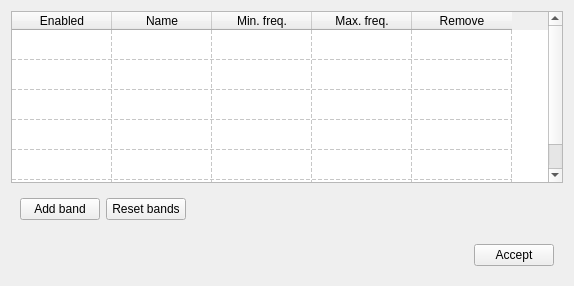
Above: bands_table.ui from medusabci/medusa-analyzer before the change. Below: the same form after it.
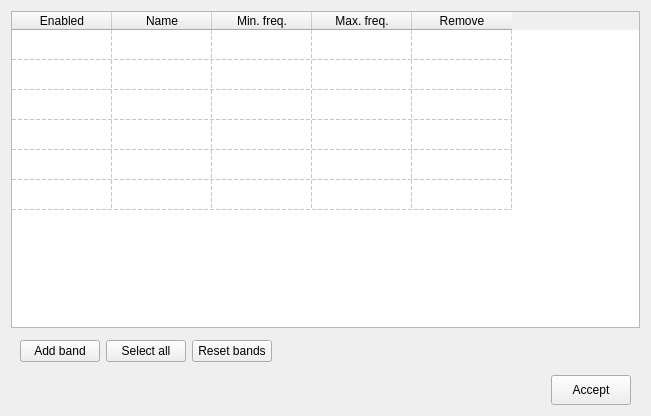
That is the form after the change.

Commit message: Update comments and structure

What changed in the file:
```diff
--- a/bands_table.ui
+++ b/bands_table.ui
@@ -6,8 +6,8 @@
    <rect>
     <x>0</x>
     <y>0</y>
-    <width>574</width>
-    <height>286</height>
+    <width>651</width>
+    <height>416</height>
    </rect>
   </property>
   <property name="windowTitle">
@@ -104,7 +104,31 @@
    </item>
    <item>
     <widget class="QWidget" name="buttonContainerTop" native="true">
+     <property name="sizePolicy">
+      <sizepolicy hsizetype="Preferred" vsizetype="Fixed">
+       <horstretch>0</horstretch>
+       <verstretch>0</verstretch>
+      </sizepolicy>
+     </property>
+     <property name="minimumSize">
+      <size>
+       <width>0</width>
+       <height>35</height>
+      </size>
+     </property>
+     <property name="maximumSize">
+      <size>
+       <width>16777215</width>
+       <height>35</height>
+      </size>
+     </property>
      <layout class="QHBoxLayout" name="horizontalLayout">
+      <property name="topMargin">
+       <number>0</number>
+      </property>
+      <property name="bottomMargin">
+       <number>0</number>
+      </property>
       <item>
        <widget class="QPushButton" name="addButton">
         <property name="text">
@@ -112,6 +136,13 @@
         </property>
        </widget>
       </item>
+      <item>
+       <widget class="QPushButton" name="selectallButton">
+        <property name="text">
+         <string>Select all</string>
+        </property>
+       </widget>
+      </item>
       <item>
        <widget class="QPushButton" name="resetButton">
         <property name="text">
@@ -137,7 +168,25 @@
    </item>
    <item>
     <widget class="QWidget" name="buttonContainerDown" native="true">
+     <property name="minimumSize">
+      <size>
+       <width>0</width>
+       <height>30</height>
+      </size>
+     </property>
+     <property name="maximumSize">
+      <size>
+       <width>16777215</width>
+       <height>30</height>
+      </size>
+     </property>
      <layout class="QHBoxLayout" name="horizontalLayout_2">
+      <property name="topMargin">
+       <number>0</number>
+      </property>
+      <property name="bottomMargin">
+       <number>0</number>
+      </property>
       <item>
        <spacer name="horizontalSpacer_2">
         <property name="orientation">
```
